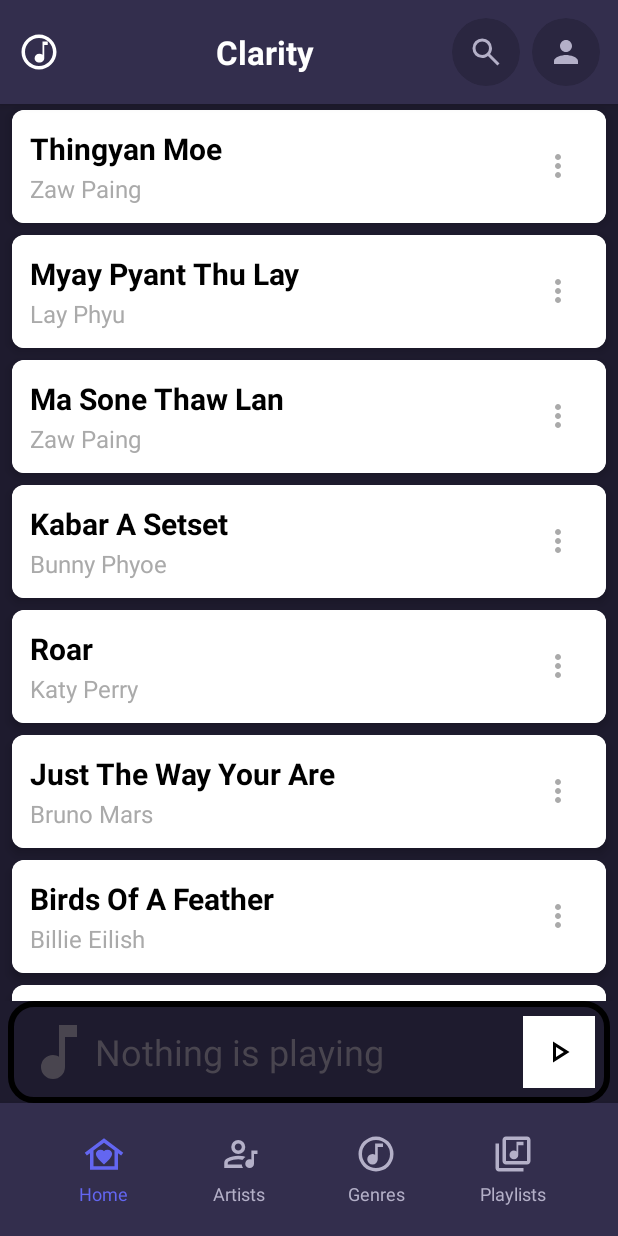
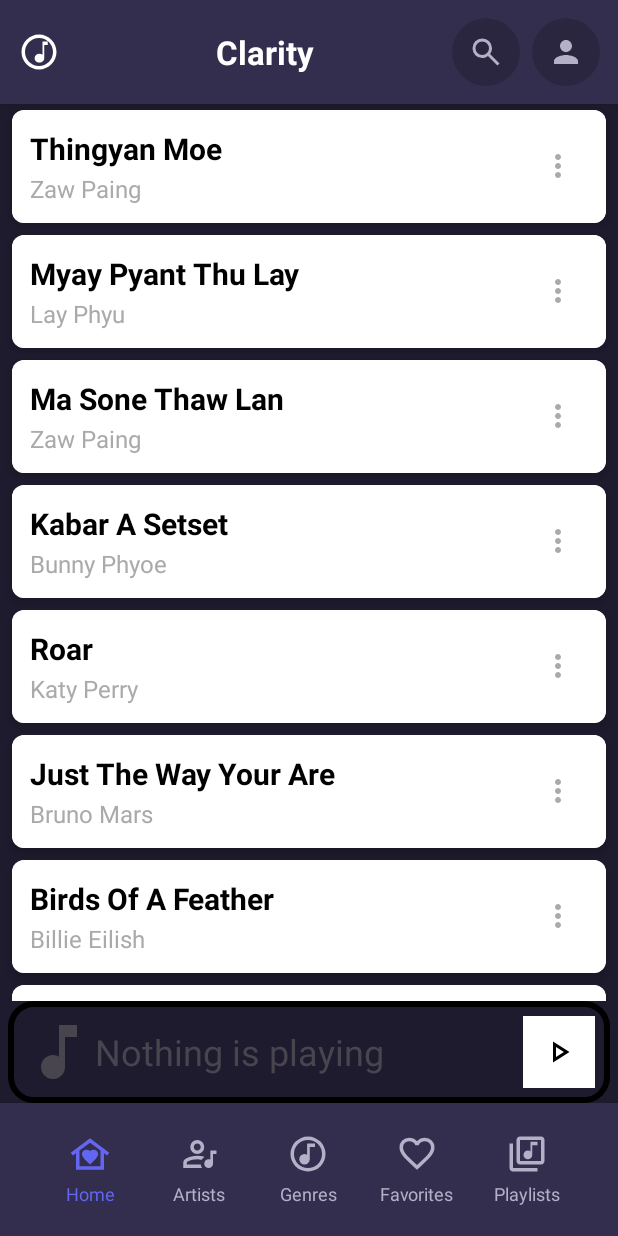
Before and after one commit to Saw-Baw-Mu-Thaw/MidPlayer, an Android app: the BaseActivity screen opened directly, with no data from a screen before it, on a phone screen of 412 x 824 dp. Run offline under Robolectric (Android 15) with nearby library versions, the phone set to English and light mode, and no system bars; 1 statement that could not run was skipped.

Commit message:
add favorite song functionality

```diff
--- a/app/src/main/java/com/android/midplayer/AudioTrack.java
+++ b/app/src/main/java/com/android/midplayer/AudioTrack.java
@@ -7,6 +7,18 @@ public class AudioTrack {
     private String dateAdded;
     private String genre;
     private String source;
+
+    private boolean isFavorite = false;
+
+    public AudioTrack(int id, String title, String artist, String dateAdded, String genre, String source, boolean isFavorite) {
+        this.id = id;
+        this.title = title;
+        this.artist = artist;
+        this.dateAdded = dateAdded;
+        this.genre = genre;
+        this.source = source;
+        this.isFavorite = isFavorite;
+    }
 
     public AudioTrack(int id, String title, String artist, String dateAdded, String genre, String source) {
         this.id = id;
@@ -45,4 +57,12 @@ public class AudioTrack {
     public String toString() {
         return "AudioTrack{id=" + id + ", title='" + title + "', artist='" + artist + "', genre='" + genre + "'}";
     }
+
+    public boolean isFavorite() {
+        return isFavorite;
+    }
+
+    public void setFavorite(boolean favorite) {
+        isFavorite = favorite;
+    }
 }
--- a/app/src/main/java/com/android/midplayer/BaseActivity.java
+++ b/app/src/main/java/com/android/midplayer/BaseActivity.java
@@ -28,6 +28,10 @@ BackgroundPlayerService.bgPlayerListener, PlaylistDetailFragment.PlaylistDetailL
 SmallPlayerFragment.SmallPlayerListener{
 
     LinearLayout playlistButton;
+
+    LinearLayout favoriteListButton;
+    LinearLayout artistListButton;
+    LinearLayout genreListButton;
     LinearLayout homeButton;
     FragmentManager fragmentManager;
     List<Playlist> playlists;
@@ -72,6 +76,10 @@ SmallPlayerFragment.SmallPlayerListener{
 
         // setting up playlist fragment
         playlistButton = findViewById(R.id.musicLibrary);
+        favoriteListButton = findViewById(R.id.favorites);
+        artistListButton = findViewById(R.id.artists);
+        genreListButton = findViewById(R.id.genres);
+
         homeButton = findViewById(R.id.home);
 
         fragmentManager = getSupportFragmentManager();
@@ -114,6 +122,15 @@ SmallPlayerFragment.SmallPlayerListener{
             public void onClick(View view) {
                 fragmentManager.beginTransaction()
                         .replace(R.id.baseActivityFragmentContainer, new SongsLibraryFragment())
+                        .commit();
+            }
+        });
+
+        favoriteListButton.setOnClickListener(new View.OnClickListener() {
+            @Override
+            public void onClick(View view) {
+                fragmentManager.beginTransaction()
+                        .replace(R.id.baseActivityFragmentContainer, new FavoriteFragment())
                         .commit();
             }
         });
--- a/app/src/main/java/com/android/midplayer/SongsLibraryFragment.java
+++ b/app/src/main/java/com/android/midplayer/SongsLibraryFragment.java
@@ -33,7 +33,7 @@ public class SongsLibraryFragment extends Fragment {
         super.onViewCreated(view, savedInstanceState);
 
         // Find the RecyclerView from the inflated view
-        allSongs = getInitialSongList();
+        allSongs = SongsLibrary.getInitialSongList();
         recyclerView = view.findViewById(R.id.recyclerViewSongs);
 
 
@@ -52,19 +52,5 @@ public class SongsLibraryFragment extends Fragment {
         startActivity(intent);
     }
 
-    private List<AudioTrack> getInitialSongList() {
-        List<AudioTrack> trackList = new ArrayList<>();
-        trackList.add(new AudioTrack(1, "Thingyan Moe", "Zaw Paing", "09/10/2001 9:00 AM", "Rock", "youtube audio library"));
-        trackList.add(new AudioTrack(2, "Myay Pyant Thu Lay","Lay Phyu", "09/10/2001 9:00 AM", "Rock", "youtube audio library"));
-        trackList.add(new AudioTrack(3, "Ma Sone Thaw Lan","Zaw Paing", "06/22/2012 10:30 AM", "Pop", "youtube audio library"));
-        trackList.add(new AudioTrack(4, "Kabar A Setset","Bunny Phyoe","03/20/2019 9:46 AM", "Pop", "youtube audio library"));
-        trackList.add(new AudioTrack(5, "Roar","Katy Perry", "08/10/2013 5:20 PM", "Pop", "youtube audio library"));
-        trackList.add(new AudioTrack(6, "Just The Way Your Are", "Bruno Mars", "07/20/2010 6:50 PM", "Pop", "youtube audio library"));
-        trackList.add(new AudioTrack(7,"Birds Of A Feather","Billie Eilish", "05/17/2024 7:30 AM", "Pop", "youtube audio library"));
-        trackList.add(new AudioTrack(8,"Believer", "Imagine Dragons",  "02/01/2017 10:15 AM", "Rock", "youtube audio library"));
-        trackList.add(new AudioTrack(9,"You Belong With Me","Taylor Swift","04/18/2009 8:45 AM", "Pop", "youtube audio library"));
-        trackList.add(new AudioTrack(10,"Die With A Smail","Lady Gaga ft Bruno Mars","07/04/2024 9:00 AM", "Pop", "youtube audio library"));
 
-        return trackList;
-    }
 }
--- a/app/src/main/res/layout/activity_base.xml
+++ b/app/src/main/res/layout/activity_base.xml
@@ -93,6 +93,8 @@
         android:layout_height="0dp"
         android:layout_weight="1"/>
 
+
+
     <androidx.fragment.app.FragmentContainerView
         android:id="@+id/baseActivitySmallPlayerFragmentContainer"
         android:layout_width="match_parent"
@@ -145,7 +147,7 @@
             </LinearLayout>
 
             <LinearLayout
-                android:id="@+id/artist"
+                android:id="@+id/artists"
                 android:layout_width="0dp"
                 android:layout_height="wrap_content"
                 android:layout_weight="1"
@@ -199,6 +201,33 @@
             </LinearLayout>
 
             <LinearLayout
+                android:id="@+id/favorites"
+                android:layout_width="0dp"
+                android:layout_height="wrap_content"
+                android:layout_weight="1"
+                android:orientation="vertical"
+                android:gravity="center"
+                android:clickable="true"
+                android:focusable="true"
+                android:padding="8dp"
+                android:background="?attr/selectableItemBackground">
+
+                <ImageView
+                    android:layout_width="28dp"
+                    android:layout_height="28dp"
+                    android:src="@drawable/ic_favorite"
+                    app:tint="@color/text_secondary"/>
+
+                <TextView
+                    android:layout_width="wrap_content"
+                    android:layout_height="wrap_content"
+                    android:text="Favorites"
+                    android:textSize="12sp"
+                    android:textColor="@color/text_secondary"
+                    android:layout_marginTop="4dp"/>
+            </LinearLayout>
+
+            <LinearLayout
                 android:id="@+id/musicLibrary"
                 android:layout_width="0dp"
                 android:layout_height="wrap_content"
```
Also changed, not shown: app/src/main/java/com/android/midplayer/FavoriteFragment.java (added, +91 -0 lines), app/src/main/java/com/android/midplayer/PlayMedia.java (+18 -0 lines), app/src/main/java/com/android/midplayer/SongsLibrary.java (+69 -78 lines), app/src/main/res/drawable/ic_heart_minus.xml (added, +10 -0 lines), app/src/main/res/drawable/ic_heart_smile.xml (added, +10 -0 lines), app/src/main/res/layout-land/activity_songs_library.xml (deleted, +0 -89 lines), app/src/main/res/layout/activity_songs_library.xml (deleted, +0 -90 lines), app/src/main/res/layout/fragment_favorites.xml (added, +16 -0 lines), app/src/main/res/layout/list_item_favorite_song.xml (added, +46 -0 lines).
